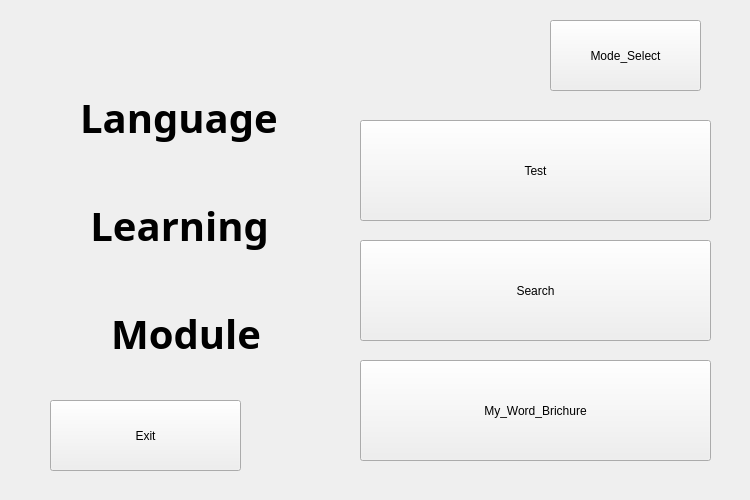
Lyghrock/Programming-Practice-2025-Spring-Project, file UI_File/Reverse_Widget/Language_Learning_Widget.ui: the form before one commit.
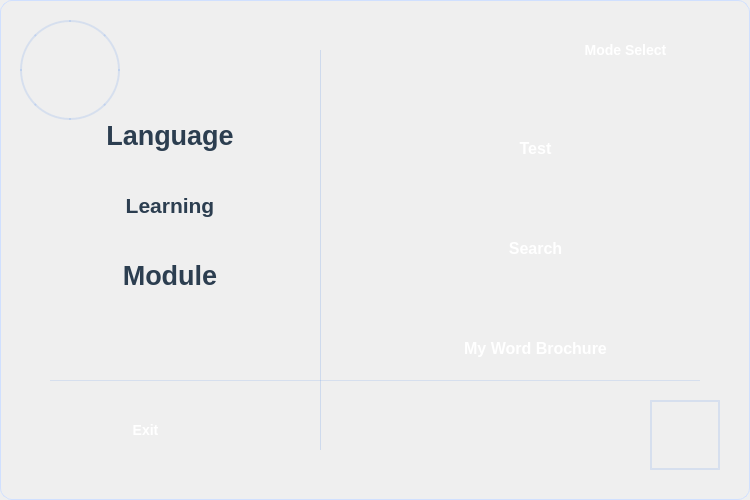
The form after the commit.

What changed in the file:
```diff
--- a/UI_File/Reverse_Widget/Language_Learning_Widget.ui
+++ b/UI_File/Reverse_Widget/Language_Learning_Widget.ui
@@ -25,13 +25,119 @@
   <property name="windowTitle">
    <string>Main_Window</string>
   </property>
+  <property name="styleSheet">
+   <string notr="true">
+    /* 主窗口样式 */
+    QWidget#Main_Window {
+        background: qlineargradient(x1:0, y1:0, x2:1, y2:1,
+            stop:0 #f8fbff, stop:1 #e6f0ff);
+        border: 1px solid #d0e0ff;
+        border-radius: 12px;
+    }
+    
+    /* 标题样式 */
+    QLabel {
+        color: #2c3e50;
+        font-family: 'Segoe UI', 'Arial', sans-serif;
+        font-weight: 600;
+        background: transparent;
+    }
+    
+    /* 按钮通用样式 */
+    QPushButton {
+        background: qlineargradient(x1:0, y1:0, x2:0, y2:1,
+            stop:0 #4a86e8, stop:1 #3a75d0);
+        color: white;
+        border: none;
+        border-radius: 8px;
+        font-family: 'Segoe UI', 'Arial', sans-serif;
+        font-weight: 600;
+        padding: 8px;
+        box-shadow: 0 4px 6px rgba(0, 0, 0, 0.1);
+        min-height: 40px;
+    }
+    
+    QPushButton:hover {
+        background: qlineargradient(x1:0, y1:0, x2:0, y2:1,
+            stop:0 #5a96f8, stop:1 #4a85e0);
+        box-shadow: 0 6px 8px rgba(0, 0, 0, 0.15);
+    }
+    
+    QPushButton:pressed {
+        background: qlineargradient(x1:0, y1:0, x2:0, y2:1,
+            stop:0 #3a75d0, stop:1 #2a65c0);
+        box-shadow: 0 2px 4px rgba(0, 0, 0, 0.1);
+    }
+    
+    /* 模式选择按钮特殊样式 */
+    QPushButton#Mode_button {
+        background: qlineargradient(x1:0, y1:0, x2:0, y2:1,
+            stop:0 #6a5acd, stop:1 #5a4abc);
+        font-size: 14px;
+    }
+    
+    /* 退出按钮特殊样式 */
+    QPushButton#Exit_button {
+        background: qlineargradient(x1:0, y1:0, x2:0, y2:1,
+            stop:0 #e74c3c, stop:1 #d62c1a);
+        font-size: 14px;
+    }
+    
+    /* 主要功能按钮样式 */
+    QPushButton#Test_button, 
+    QPushButton#Search_button, 
+    QPushButton#Brochure_button {
+        font-size: 16px;
+        min-height: 80px;
+    }
+   </string>
+  </property>
+  
+  <!-- 背景装饰元素 -->
+  <widget class="QLabel" name="bg_decoration1">
+   <property name="geometry">
+    <rect>
+     <x>20</x>
+     <y>20</y>
+     <width>100</width>
+     <height>100</height>
+    </rect>
+   </property>
+   <property name="styleSheet">
+    <string notr="true">
+        background: transparent;
+        border: 2px solid rgba(74, 134, 232, 0.15);
+        border-radius: 50%;
+    </string>
+   </property>
+  </widget>
+  
+  <widget class="QLabel" name="bg_decoration2">
+   <property name="geometry">
+    <rect>
+     <x>650</x>
+     <y>400</y>
+     <width>70</width>
+     <height>70</height>
+    </rect>
+   </property>
+   <property name="styleSheet">
+    <string notr="true">
+        background: transparent;
+        border: 2px solid rgba(74, 134, 232, 0.15);
+        border-radius: 50%;
+    </string>
+   </property>
+  </widget>
+  
+  <!-- 原有控件 -->
   <widget class="QPushButton" name="Test_button">
    <property name="geometry">
     <rect>
      <x>360</x>
-     <y>120</y>
+     <y>100</y>
      <width>351</width>
-     <height>101</height>
+     <height>85</height>
     </rect>
    </property>
    <property name="text">
@@ -42,9 +148,9 @@
    <property name="geometry">
     <rect>
      <x>360</x>
-     <y>240</y>
+     <y>200</y>
      <width>351</width>
-     <height>101</height>
+     <height>85</height>
     </rect>
    </property>
    <property name="text">
@@ -55,13 +161,13 @@
    <property name="geometry">
     <rect>
      <x>360</x>
-     <y>360</y>
+     <y>300</y>
      <width>351</width>
-     <height>101</height>
+     <height>85</height>
     </rect>
    </property>
    <property name="text">
-    <string>My_Word_Brichure</string>
+    <string>My Word Brochure</string>
    </property>
   </widget>
   <widget class="QPushButton" name="Exit_button">
@@ -70,7 +176,7 @@
      <x>50</x>
      <y>400</y>
      <width>191</width>
-     <height>71</height>
+     <height>60</height>
     </rect>
    </property>
    <property name="text">
@@ -83,38 +189,119 @@
      <x>550</x>
      <y>20</y>
      <width>151</width>
-     <height>71</height>
+     <height>60</height>
     </rect>
    </property>
    <property name="text">
-    <string>Mode_Select</string>
+    <string>Mode Select</string>
    </property>
   </widget>
-  <widget class="QLabel" name="Title">
+  
+  <!-- 装饰线条 -->
+  <widget class="QLabel" name="divider">
    <property name="geometry">
     <rect>
-     <x>80</x>
-     <y>90</y>
-     <width>221</width>
-     <height>271</height>
+     <x>320</x>
+     <y>50</y>
+     <width>1</width>
+     <height>400</height>
     </rect>
    </property>
+   <property name="styleSheet">
+    <string notr="true">background: rgba(74, 134, 232, 0.2);</string>
+   </property>
+  </widget>
+  
+  <!-- 底部装饰线 -->
+  <widget class="QLabel" name="bottom_decoration">
+   <property name="geometry">
+    <rect>
+     <x>50</x>
+     <y>380</y>
+     <width>650</width>
+     <height>1</height>
+    </rect>
+   </property>
+   <property name="styleSheet">
+    <string notr="true">background: rgba(74, 134, 232, 0.15);</string>
+   </property>
+  </widget>
+  
+  <!-- 标题: Language -->
+  <widget class="QLabel" name="Title1">
+   <property name="geometry">
+    <rect>
+     <x>40</x>
+     <y>100</y>
+     <width>260</width>
+     <height>70</height>
+    </rect>
+   </property>
    <property name="font">
     <font>
-     <family>Lucida Bright</family>
-     <pointsize>30</pointsize>
+     <family>Segoe UI</family>
+     <pointsize>20</pointsize>
+     <weight>75</weight>
      <bold>true</bold>
     </font>
    </property>
-   <property name="mouseTracking">
-    <bool>false</bool>
+   <property name="alignment">
+    <set>Qt::AlignCenter</set>
    </property>
    <property name="text">
-    <string>Language
-
- Learning
-
-   Module</string>
+    <string>Language</string>
+   </property>
+  </widget>
+  
+  <!-- 标题: Learning -->
+  <widget class="QLabel" name="Title2">
+   <property name="geometry">
+    <rect>
+     <x>40</x>
+     <y>170</y>
+     <width>260</width>
+     <height>70</height>
+    </rect>
+   </property>
+   <property name="font">
+    <font>
+     <family>Segoe UI</family>
+     <pointsize>16</pointsize>
+     <weight>75</weight>
+     <bold>true</bold>
+    </font>
+   </property>
+   <property name="alignment">
+    <set>Qt::AlignCenter</set>
+   </property>
+   <property name="text">
+    <string>Learning</string>
+   </property>
+  </widget>
+  
+  <!-- 标题: Module -->
+  <widget class="QLabel" name="Title3">
+   <property name="geometry">
+    <rect>
+     <x>40</x>
+     <y>240</y>
+     <width>260</width>
+     <height>70</height>
+    </rect>
+   </property>
+   <property name="font">
+    <font>
+     <family>Segoe UI</family>
+     <pointsize>20</pointsize>
+     <weight>75</weight>
+     <bold>true</bold>
+    </font>
+   </property>
+   <property name="alignment">
+    <set>Qt::AlignCenter</set>
+   </property>
+   <property name="text">
+    <string>Module</string>
    </property>
   </widget>
  </widget>
```
Left out of the diff: 6 changed lines with no effect on the pictures.
